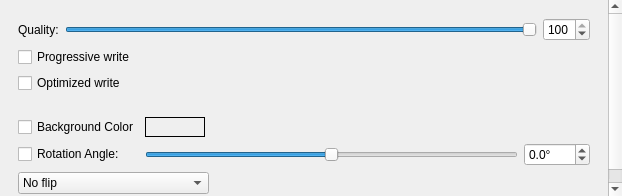
Before: the Qt Designer form src/widgets/convert/OptionsScrollArea.ui in marek629/SIR, drawn with Qt 5.
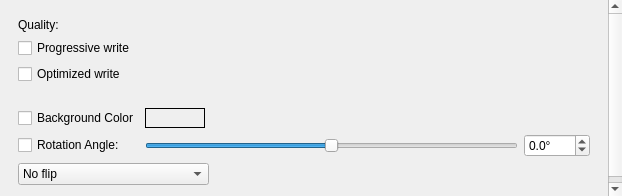
After: the same form once the commit is applied. Custom widgets are drawn as their Qt base class.

Commit message: Refactor: Extraction of HorizontalSliderBox class.

Patch:
```diff
--- a/src/widgets/convert/OptionsScrollArea.ui
+++ b/src/widgets/convert/OptionsScrollArea.ui
@@ -25,7 +25,7 @@
      <x>0</x>
      <y>0</y>
      <width>607</width>
-     <height>227</height>
+     <height>217</height>
     </rect>
    </property>
    <layout class="QVBoxLayout" name="verticalLayout">
@@ -38,22 +38,10 @@
        </size>
       </property>
       <layout class="QGridLayout" name="gridLayout">
-       <item row="0" column="2">
-        <widget class="QSpinBox" name="qualitySpinBox">
-         <property name="sizePolicy">
-          <sizepolicy hsizetype="Maximum" vsizetype="Fixed">
-           <horstretch>0</horstretch>
-           <verstretch>0</verstretch>
-          </sizepolicy>
-         </property>
-         <property name="minimum">
-          <number>1</number>
-         </property>
-         <property name="maximum">
-          <number>100</number>
-         </property>
-         <property name="value">
-          <number>100</number>
+       <item row="3" column="0" colspan="2">
+        <widget class="QCheckBox" name="optimizedWriteCheckBox">
+         <property name="text">
+          <string>Optimized write</string>
          </property>
         </widget>
        </item>
@@ -65,41 +53,15 @@
         </widget>
        </item>
        <item row="0" column="1">
-        <widget class="QSlider" name="qualitySlider">
-         <property name="sizePolicy">
-          <sizepolicy hsizetype="MinimumExpanding" vsizetype="Fixed">
-           <horstretch>0</horstretch>
-           <verstretch>0</verstretch>
-          </sizepolicy>
-         </property>
-         <property name="minimum">
-          <number>1</number>
-         </property>
-         <property name="maximum">
-          <number>100</number>
-         </property>
-         <property name="value">
-          <number>100</number>
-         </property>
-         <property name="orientation">
-          <enum>Qt::Horizontal</enum>
-         </property>
-        </widget>
+        <widget class="HorizontalSliderBox" name="qualitySliderBox" native="true"/>
        </item>
-       <item row="1" column="0" colspan="3">
+       <item row="1" column="0" colspan="2">
         <widget class="QCheckBox" name="progressiveWriteCheckBox">
          <property name="text">
           <string>Progressive write</string>
          </property>
         </widget>
        </item>
-       <item row="2" column="0" colspan="3">
-        <widget class="QCheckBox" name="optimizedWriteCheckBox">
-         <property name="text">
-          <string>Optimized write</string>
-         </property>
-        </widget>
-       </item>
       </layout>
      </widget>
     </item>
@@ -230,6 +192,12 @@
    <header>widgets/ColorFrame.hpp</header>
    <container>1</container>
   </customwidget>
+  <customwidget>
+   <class>HorizontalSliderBox</class>
+   <extends>QWidget</extends>
+   <header>widgets/convert/options/HorizontalSliderBox.hpp</header>
+   <container>1</container>
+  </customwidget>
  </customwidgets>
  <resources/>
  <connections/>
```
The commit also changes 6 other files.
